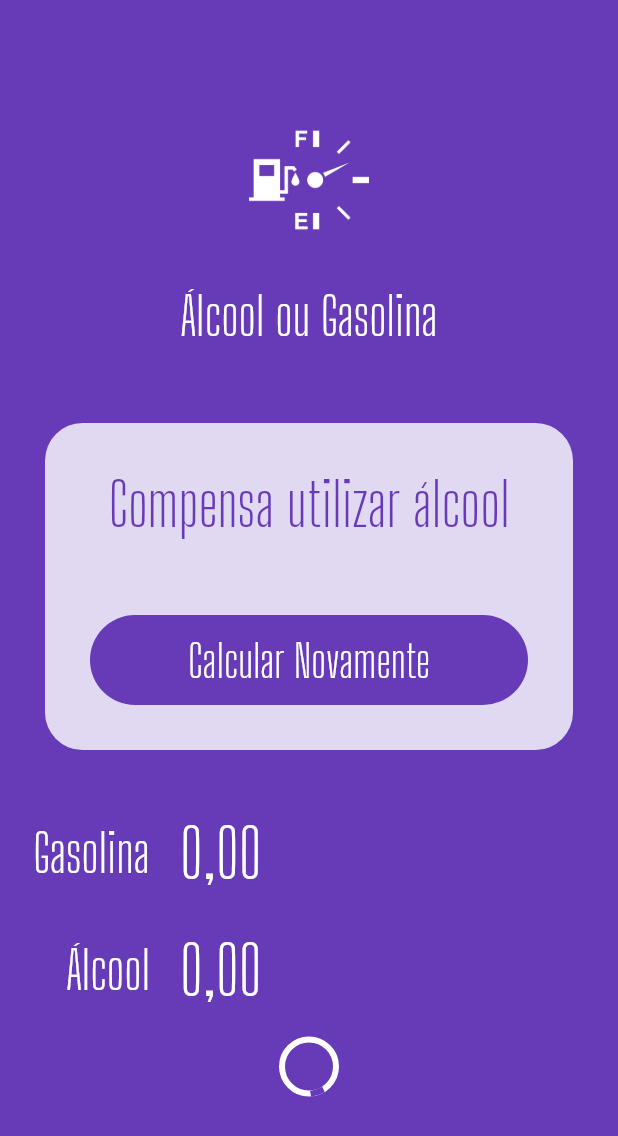
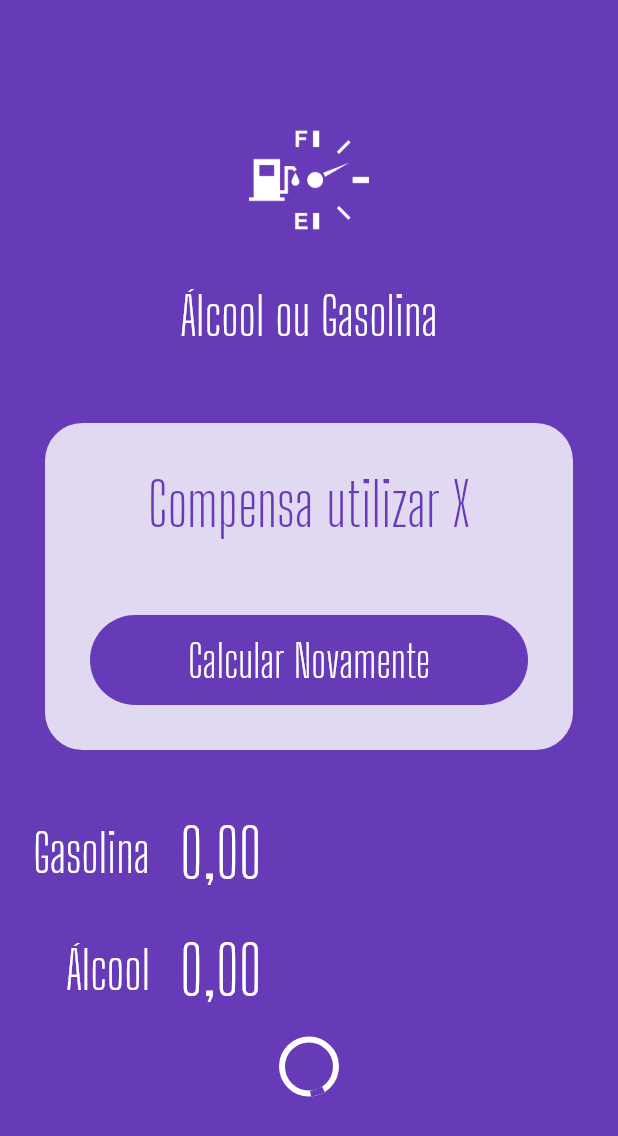
Before and after one commit to SamuelAlv3s/App-AlcoolOuGasolina, a Flutter app: the screen it shows after launch, on a phone screen of 412 x 824 dp. Shown: the top 1136 px of the screen. Run offline on Flutter 3.47's test engine with Material 2 defaults, Android fonts, the phone set to English and light mode, and no system bars; our stand-ins replace flutter_masked_text; missing offline and left inert: dart:ffi.

Commit message:
widget success

```diff
--- a/lib/main.dart
+++ b/lib/main.dart
@@ -3,6 +3,7 @@ import 'dart:ffi';
 import 'package:alcool_gasolina/widgets/input.widget.dart';
 import 'package:alcool_gasolina/widgets/load-button.widget.dart';
 import 'package:alcool_gasolina/widgets/logo.widget.dart';
+import 'package:alcool_gasolina/widgets/success.widget.dart';
 import 'package:flutter/material.dart';
 import 'package:flutter_masked_text/flutter_masked_text.dart';
 
@@ -38,31 +39,7 @@ class HomePage extends StatelessWidget {
       backgroundColor: Theme.of(context).primaryColor,
       body: ListView(children: <Widget>[
         Logo(),
-        Container(
-          margin: EdgeInsets.all(30),
-          decoration: BoxDecoration(
-              color: Colors.white.withOpacity(0.8),
-              borderRadius: BorderRadius.circular(25)),
-          child: Column(children: <Widget>[
-            SizedBox(
-              height: 30,
-            ),
-            Text('Compensa utilizar álcool',
-                textAlign: TextAlign.center,
-                style: TextStyle(
-                    color: Theme.of(context).primaryColor,
-                    fontSize: 40,
-                    fontFamily: 'Big Shoulders Display')),
-            SizedBox(
-              height: 20,
-            ),
-            LoadingButton(
-                busy: false,
-                invert: true,
-                func: () {},
-                text: 'Calcular Novamente')
-          ]),
-        ),
+        Success(reset: () {}, result: 'Compensa utilizar X'),
         Input(label: 'Gasolina', ctrl: _gasCtrl),
         Input(label: 'Álcool', ctrl: _alcCtrl),
         LoadingButton(busy: true, invert: false, func: () {}, text: 'Calcular')
--- /dev/null
+++ b/lib/widgets/success.widget.dart
@@ -0,0 +1,42 @@
+import 'package:alcool_gasolina/widgets/load-button.widget.dart';
+import 'package:flutter/src/widgets/container.dart';
+import 'package:flutter/src/widgets/framework.dart';
+
+import 'package:flutter/material.dart';
+
+class Success extends StatelessWidget {
+  final String result;
+  final VoidCallback reset;
+
+  const Success({
+    super.key,
+    required this.result,
+    required this.reset,
+  });
+
+  @override
+  Widget build(BuildContext context) {
+    return Container(
+      margin: EdgeInsets.all(30),
+      decoration: BoxDecoration(
+          color: Colors.white.withOpacity(0.8),
+          borderRadius: BorderRadius.circular(25)),
+      child: Column(children: <Widget>[
+        SizedBox(
+          height: 30,
+        ),
+        Text(result,
+            textAlign: TextAlign.center,
+            style: TextStyle(
+                color: Theme.of(context).primaryColor,
+                fontSize: 40,
+                fontFamily: 'Big Shoulders Display')),
+        SizedBox(
+          height: 20,
+        ),
+        LoadingButton(
+            busy: false, invert: true, func: reset, text: 'Calcular Novamente')
+      ]),
+    );
+  }
+}
```
